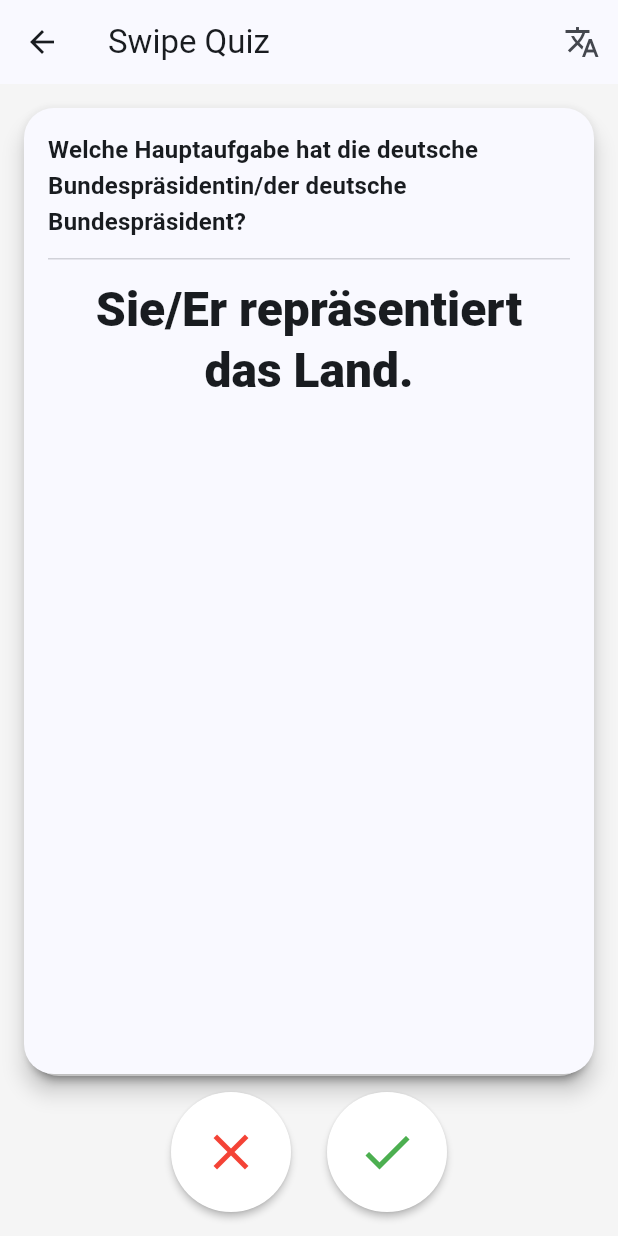
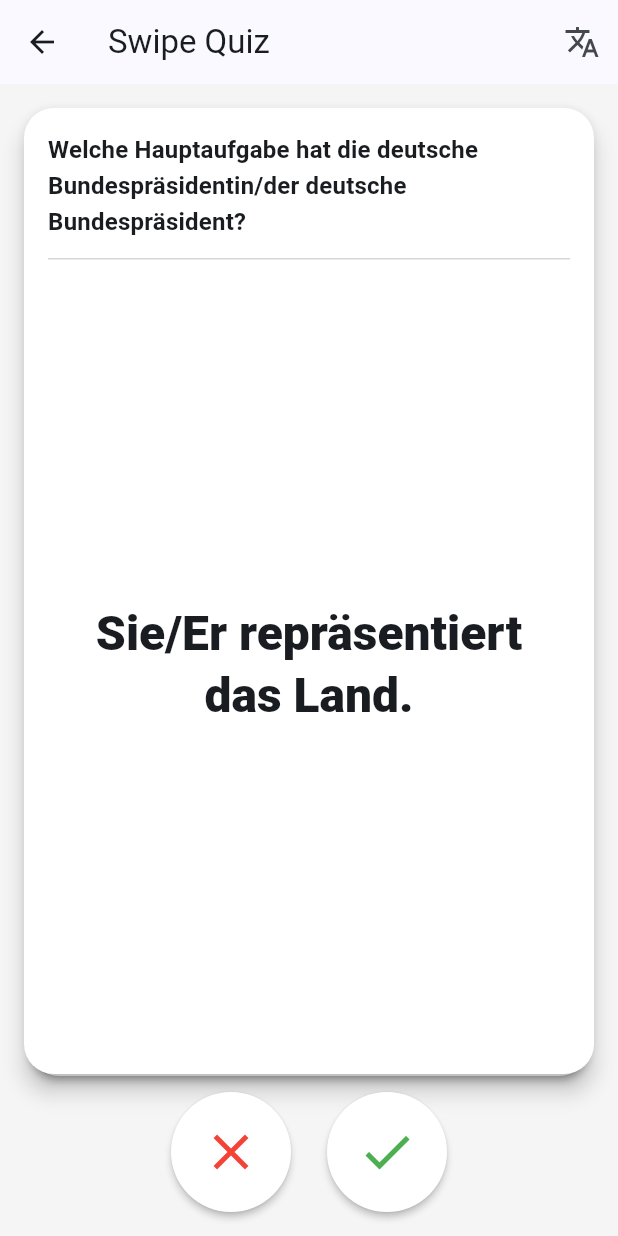
Before and after one commit to GerritSchoo/citizenship_app, a Flutter app: the SwipeQuizScreen screen opened directly, after a tap on the "close" icon, on a phone screen of 412 x 824 dp. Run offline on Flutter 3.47's test engine with Material 3 defaults, Android fonts, the phone set to English and light mode, and no system bars; our stand-ins replace flutter_localized_locales, in_app_purchase, shared_preferences, sqflite, sqflite_common_ffi, sqflite_common_ffi_web; accounts and stored records are empty.

Commit message:
fix swipe quiz

```diff
--- a/lib/src/screens/swipe_quiz_screen.dart
+++ b/lib/src/screens/swipe_quiz_screen.dart
@@ -463,8 +463,11 @@ class _SwipeCardState extends State<_SwipeCard> with SingleTickerProviderStateMi
 
   @override
   Widget build(BuildContext context) {
-    // Use an opaque surface color so the bottom card is only visible where the top card has moved away
-    final bg = Theme.of(context).colorScheme.surface;
+    // Match the static preview card background to avoid color jumps
+    final theme = Theme.of(context);
+    final bg = theme.brightness == Brightness.dark
+        ? theme.colorScheme.surfaceContainerHighest.withValues(alpha: 0.25)
+        : Colors.white;
 
     final q = widget.item.question;
     final idx = widget.item.answerIndex;
@@ -530,30 +533,61 @@ class _SwipeCardState extends State<_SwipeCard> with SingleTickerProviderStateMi
                 builder: (context, dims) {
                   final theme = Theme.of(context);
                   final double gap = 12;
-                  return LayoutBuilder(
-                    builder: (context, innerDims) {
-                      final maxH = innerDims.maxHeight;
+                  final maxH = dims.maxHeight;
                   final dir = Directionality.of(context);
                   final questionStyle = theme.textTheme.titleMedium?.copyWith(fontWeight: FontWeight.w700);
 
-                      // Measure question + optional overlay to size image nicely, but allow scrolling overall.
+                  // Measure question text height
                   final tp = TextPainter(
                     text: TextSpan(text: baseQuestionText, style: questionStyle),
                     textAlign: TextAlign.left,
                     textDirection: dir,
                     maxLines: null,
-                      )..layout(maxWidth: innerDims.maxWidth);
+                  )..layout(maxWidth: dims.maxWidth);
                   final qH = tp.height;
 
-                      // If needed later, we could also pre-measure the overlay text.
+                  // Measure overlay/question translation height (if shown)
+                  double overlayH = 0;
+                  if (showOverlay) {
+                    final overlayStyle = theme.textTheme.bodySmall?.copyWith(
+                      fontStyle: FontStyle.italic,
+                      color: theme.textTheme.bodySmall?.color?.withValues(alpha: 0.7),
+                    );
+                    final overlayTp = TextPainter(
+                      text: TextSpan(text: translatedQuestionText, style: overlayStyle),
+                      textAlign: TextAlign.left,
+                      textDirection: dir,
+                      maxLines: null,
+                    )..layout(maxWidth: dims.maxWidth);
+                    overlayH = overlayTp.height + 8;
+                  }
 
-                      // Use a bit more space for the context image now that content can scroll.
+                  const double dividerH = 1;
+                  double gaps = 0;
+                  if (q.hasContextImage) gaps += gap;
+                  gaps += gap; // after question
+                  gaps += overlayH; // overlay spacing if present
+                  gaps += gap; // before divider / symmetry
+
+                  // Base context image height similar to static card
                   double imgH = q.hasContextImage ? (maxH * 0.35).clamp(160, 280) : 0;
 
-                      return Scrollbar(
-                        thumbVisibility: true,
-                        child: SingleChildScrollView(
-                          child: Column(
+                  double usedTop = imgH + qH + gaps + dividerH;
+                  double answerH = maxH - usedTop;
+                  if (answerH < 0) {
+                    // Prefer shrinking image to keep question fully visible
+                    final canReduce = imgH;
+                    final need = -answerH;
+                    final reduceBy = need.clamp(0, canReduce);
+                    imgH -= reduceBy;
+                    usedTop = imgH + qH + gaps + dividerH;
+                    answerH = maxH - usedTop;
+                    if (answerH < 0) {
+                      answerH = 0;
+                    }
+                  }
+
+                  return Column(
                     crossAxisAlignment: CrossAxisAlignment.start,
                     children: [
                       if (q.hasContextImage && imgH > 0) ...[
@@ -587,27 +621,29 @@ class _SwipeCardState extends State<_SwipeCard> with SingleTickerProviderStateMi
                         ),
                       ],
                       SizedBox(height: gap),
-                              Divider(color: theme.dividerColor.withValues(alpha: 0.3), height: 1),
+                      Divider(color: theme.dividerColor.withValues(alpha: 0.3), height: dividerH),
                       SizedBox(height: gap),
-                              Center(
+                      SizedBox(
+                        height: answerH,
+                        child: Center(
                           child: answerImage != null
                               ? ClipRRect(
                                   borderRadius: BorderRadius.circular(AppTheme.radiusSmall),
                                   child: Image.asset(
                                     answerImage,
                                     fit: BoxFit.contain,
-                                          width: innerDims.maxWidth,
+                                    width: dims.maxWidth,
+                                    height: double.infinity,
                                   ),
                                 )
-                                    : Column(
+                              : Padding(
+                                  padding: const EdgeInsets.symmetric(horizontal: 8),
+                                  child: Column(
                                     mainAxisSize: MainAxisSize.min,
                                     children: [
-                                          Padding(
-                                            padding: const EdgeInsets.symmetric(horizontal: 8),
-                                            child: _AutoSizeAnswer(
+                                      _AutoSizeAnswer(
                                         text: baseAnswerText,
                                         style: theme.textTheme.headlineMedium?.copyWith(fontWeight: FontWeight.w800),
-                                            ),
                                       ),
                                       if (showOverlay) ...[
                                         const SizedBox(height: 4),
@@ -623,12 +659,9 @@ class _SwipeCardState extends State<_SwipeCard> with SingleTickerProviderStateMi
                                     ],
                                   ),
                                 ),
-                              const SizedBox(height: 8),
-                            ],
                         ),
                       ),
-                      );
-                    },
+                    ],
                   );
                 },
               ),
```
Lines whose indentation alone changed are shown as unchanged.
